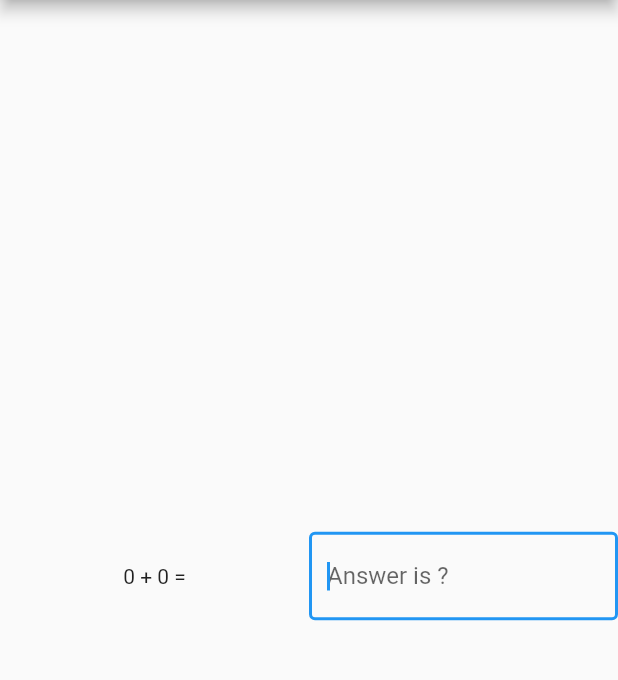
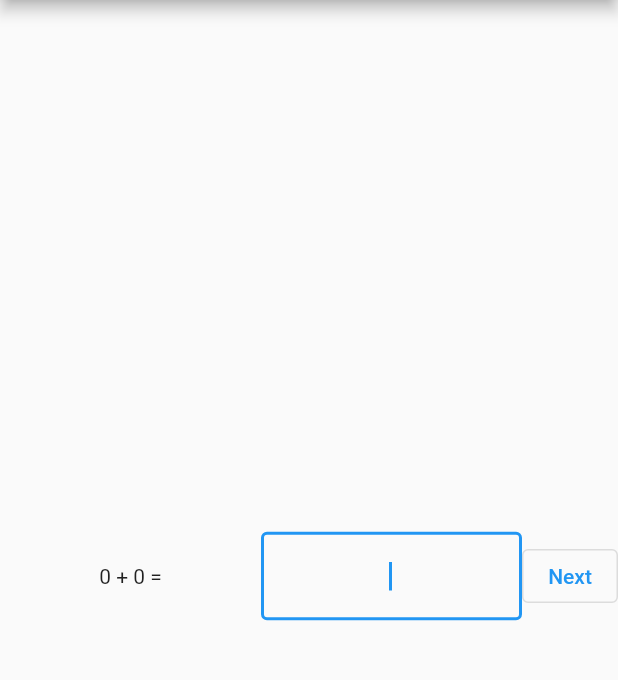
Before and after one commit to hfyeh/haohao, a Flutter app: the screen it shows after launch, on a phone screen of 412 x 824 dp, the part 84-764 px from its top. Run offline on Flutter 3.47's test engine with Material 2 defaults, Android fonts, the phone set to English and light mode, and no system bars.

Commit message:
Add function to generate two numbers and check answer

```diff
--- a/lib/addition_within_ten.dart
+++ b/lib/addition_within_ten.dart
@@ -1,4 +1,5 @@
 import 'package:flutter/material.dart';
+import 'package:flutter/services.dart';
 import 'dart:math';
 
 class AdditionWithinTen extends StatefulWidget {
@@ -9,13 +10,12 @@ class AdditionWithinTen extends StatefulWidget {
 }
 
 class _AdditionWithinTenState extends State<AdditionWithinTen> {
-  final int _num1 = Random().nextInt(10);
-  final int _num2 = Random().nextInt(10);
+  int _num1 = Random().nextInt(10);
+  int _num2 = Random().nextInt(10);
 
   @override
   Widget build(BuildContext context) {
     return Center(
-      // padding: const EdgeInsets.all(32),
       child: Row(
         mainAxisAlignment: MainAxisAlignment.center,
         children: <Widget>[
@@ -24,17 +24,45 @@ class _AdditionWithinTenState extends State<AdditionWithinTen> {
               child: Text('$_num1 + $_num2 ='),
             ),
           ),
-          const Expanded(
+          Expanded(
             child: TextField(
               autofocus: true,
+              textAlign: TextAlign.center,
+              keyboardType: TextInputType.number,
+              inputFormatters: <TextInputFormatter>[
+                FilteringTextInputFormatter.digitsOnly
+              ],
+              onSubmitted: _checkAnswer,
               decoration: InputDecoration(
                 border: OutlineInputBorder(),
-                hintText: 'Answer is ?',
               ),
             ),
+          ),
+          OutlinedButton(
+            child: Text("Next"),
+            onPressed: _generateNumbers,
           ),
         ],
       ),
     );
   }
+
+  void _generateNumbers() {
+    setState(() {
+      bool firstTime = true;
+      while (firstTime || _num1 + _num2 > 10) {
+        _num1 = Random().nextInt(10);
+        _num2 = Random().nextInt(10);
+        firstTime = false;
+      }
+    });
+  }
+
+  void _checkAnswer(String answer) {
+    if (int.parse(answer) == _num1 + _num2) {
+      debugPrint('The answer is correct!');
+    } else {
+      debugPrint('Try again.');
+    }
+  }
 }
```
